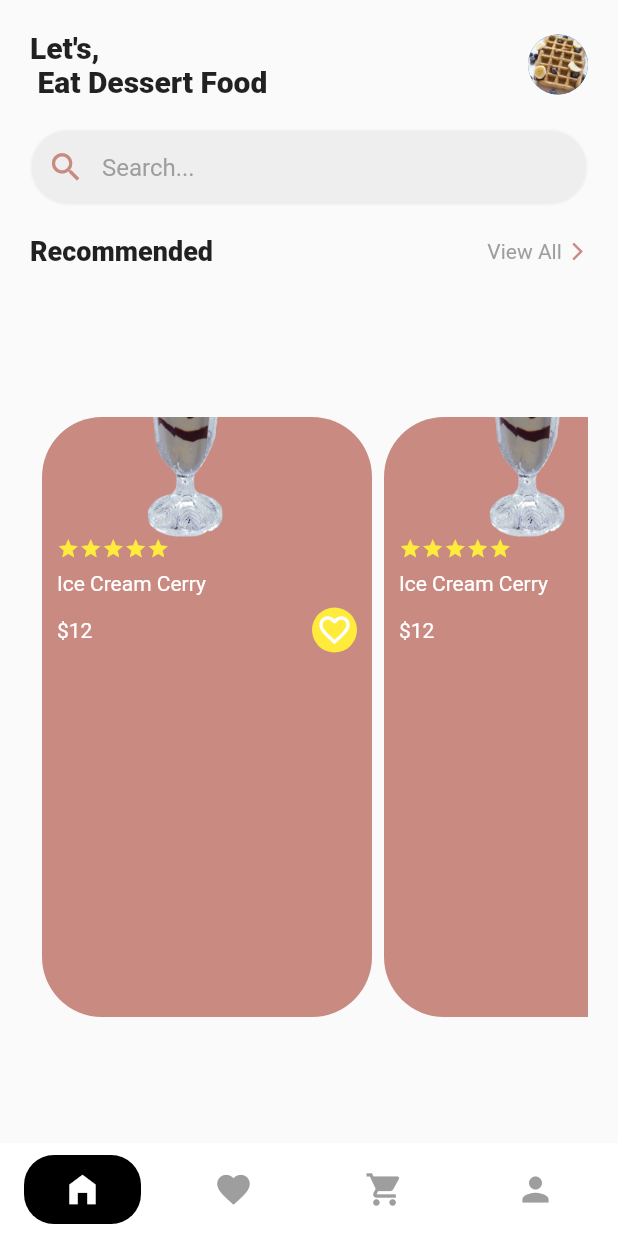
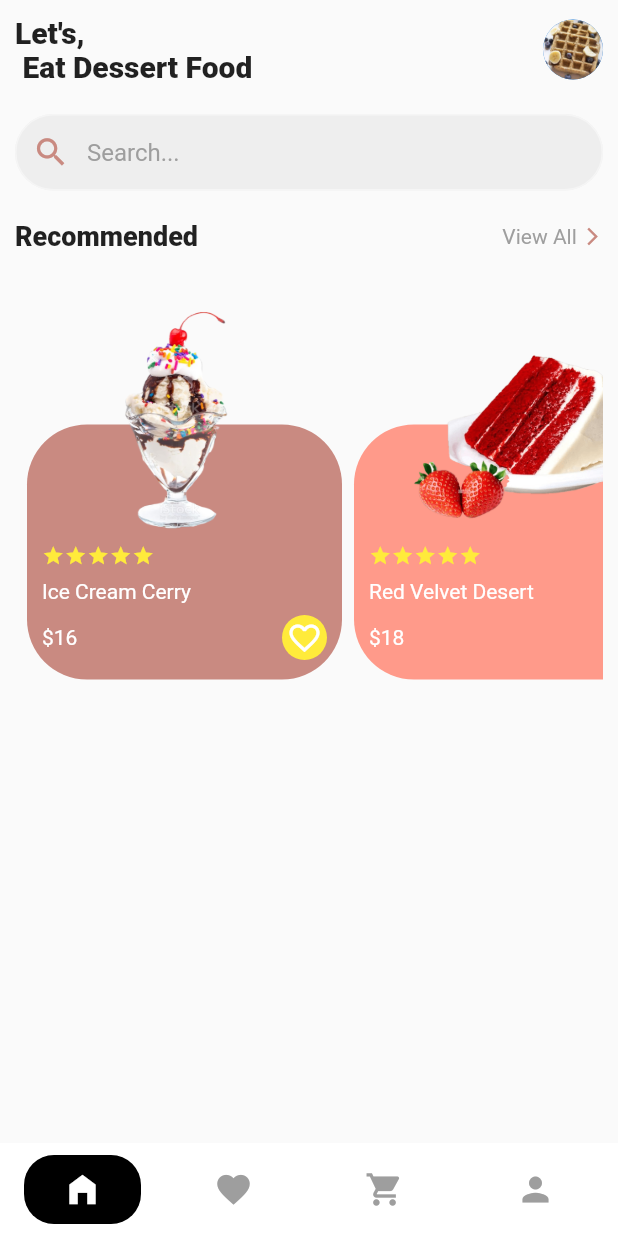
Before and after one commit to Moshood-Kausar/cake_app, a Flutter app: the screen it shows after launch, on a phone screen of 412 x 824 dp. Run offline on Flutter 3.47's test engine with Material 2 defaults, Android fonts, the phone set to English and light mode, and no system bars.

Commit message:
cake list

```diff
--- /dev/null
+++ b/lib/models/cakes.dart
@@ -0,0 +1,37 @@
+import 'package:flutter/material.dart';
+
+class ProductModel {
+  final String? img;
+  final String? name;
+  final Color? bcolor;
+  final String? price;
+
+  ProductModel({this.price, this.name, this.img, this.bcolor});
+}
+
+List<ProductModel> productItems = [
+  ProductModel(
+    price: '16',
+    name: 'Ice Cream Cerry',
+    img: 'assets/ccake.png',
+    bcolor: const Color(0xFFC98A81),
+  ),
+  ProductModel(
+    price: '18',
+    name: 'Red Velvet Desert',
+    img: 'assets/stcake.png',
+    bcolor: const Color(0xffFF9a8a),
+  ),
+  ProductModel(
+    price: '16',
+    name: 'Ice Cream Cerry',
+    img: 'assets/cccake.png',
+    bcolor: const Color(0xFFffc4b2),
+  ),
+  ProductModel(
+    price: '16',
+    name: 'Red Velvet Desert',
+    img: 'assets/stcake.png',
+    bcolor: const Color(0xFFC98A81),
+  ),
+];
--- a/lib/screens/homepage.dart
+++ b/lib/screens/homepage.dart
@@ -1,3 +1,4 @@
+import 'package:cake_app/models/cakes.dart';
 import 'package:flutter/material.dart';
 
 class Home extends StatefulWidget {
@@ -13,7 +14,7 @@ class _HomeState extends State<Home> {
     return SafeArea(
       child: SingleChildScrollView(
         child: Padding(
-          padding: const EdgeInsets.all(20.0),
+          padding: const EdgeInsets.all(10.0),
           child: Column(
             children: [
               Row(
@@ -75,114 +76,16 @@ class _HomeState extends State<Home> {
                   )
                 ],
               ),
-              const SizedBox(height: 100),
-              Container(
+
+               SizedBox(
             height: 400,
-                  child: ListView.builder(
+            child: SingleChildScrollView(
               scrollDirection: Axis.horizontal,
-                    itemBuilder: (context, index) {
-                      return dessert(
-                          name: "Ice Cream Cerry",
-                          price: "12",
-                          img: "assets/icecream.png");
-                    },
-                  ))
-              // Container(
-              //   height: 400,
-
-              //   child: dessert(
-              //       name: "Ice Cream Cerry",
-              //       price: "12",
-              //       img: "assets/icecream.png"),
-              // ),
-              //Container( height: 300, width: 300,child: Dessert(name: "Red Velvet Dessert", price:"16", img:"assets/stcake.png")),
-
-              // Stack(
-              //     alignment: Alignment.center,
-              //     fit: StackFit.passthrough,
-              //     overflow: Overflow.visible,
-              //     children: [
-              //       Container(
-              //         height: 200,
-              //         width: 220,
-              //         alignment: Alignment.centerRight,
-              //         decoration: BoxDecoration(
-              //             color: const Color(0xFFC98A81),
-              //             borderRadius: BorderRadius.circular(40)),
-              //         child: Padding(
-              //           padding: const EdgeInsets.only(
-              //             left: 10.0,
-              //             right: 10.0,
-              //             top: 80.0,
-              //           ),
-              //           child: Column(
-              //             crossAxisAlignment: CrossAxisAlignment.start,
-              //             children: [
-              //               // Align(alignment: Alignment.topCenter, child: Image.asset('assets/icecream.png', height: 150, width:120) ),
-              //               Padding(
-              //                 padding: const EdgeInsets.only(bottom: 8.0),
-              //                 child: Row(
-              //                   children: List.generate(
-              //                     5,
-              //                     (index) => const Icon(
-              //                       Icons.star,
-              //                       size: 15,
-              //                       color: Colors.yellow,
-              //                     ),
-              //                   ),
-              //                 ),
-              //               ),
-              //               const Padding(
-              //                 padding: EdgeInsets.only(bottom: 8.0),
-              //                 child: Text(
-              //                   'Ice Cream Cerry',
-              //                   style: TextStyle(color: Colors.white),
-              //                 ),
-              //               ),
-              //               Row(
-              //                 mainAxisAlignment: MainAxisAlignment.spaceBetween,
-              //                 children: const [
-              //                   Text(
-              //                     "\$12",
-              //                     style: TextStyle(color: Colors.white),
-              //                   ),
-              //                   CircleAvatar(
-              //                     radius: 15,
-              //                     backgroundColor: Colors.yellow,
-              //                     child: Icon(Icons.favorite_border_outlined,
-              //                         color: Colors.white),
-              //                   ),
-              //                 ],
-              //               ),
-              //             ],
-              //           ),
-              //         ),
-              //       ),
-              //       Positioned(
-              //           top: -100,
-              //           child: Container(
-              //             alignment: Alignment.center,
-              //             height: 180,
-              //             width: 120,
-              //             child: Image.asset(
-              //               'assets/icecream.png',
-              //               fit: BoxFit.cover,
-              //             ),
-              //           )),
-              //     ]),
-            ],
-          ),
-        ),
-      ),
-    );
-  }
-
-  Widget dessert({String? name, price, img}) {
-    return ListView.builder(
-        scrollDirection: Axis.horizontal,
-        itemCount: 4,
-        shrinkWrap: true,
-        itemBuilder: (context, index) {
+              physics: const BouncingScrollPhysics(),
+              child: Row(
+                children: List.generate(
+                  productItems.length,
+                  (index) {
                     return Stack(
               alignment: Alignment.center,
               fit: StackFit.passthrough,
@@ -191,11 +94,11 @@ class _HomeState extends State<Home> {
               Padding(
                 padding: const EdgeInsets.only(left: 8.0),
                 child: Container(
-                    height: 200,
-                    width: 220,
+                  height: 170,
+                  width: 210,
                   alignment: Alignment.centerRight,
                   decoration: BoxDecoration(
-                        color: const Color(0xFFC98A81),
+                      color:productItems[index].bcolor,
                       borderRadius: BorderRadius.circular(40)),
                   child: Padding(
                     padding: const EdgeInsets.only(
@@ -222,7 +125,7 @@ class _HomeState extends State<Home> {
                         Padding(
                           padding: const EdgeInsets.only(bottom: 8.0),
                           child: Text(
-                              '$name',
+                            '${productItems[index].name}',
                             style: const TextStyle(color: Colors.white),
                           ),
                         ),
@@ -230,7 +133,7 @@ class _HomeState extends State<Home> {
                           mainAxisAlignment: MainAxisAlignment.spaceBetween,
                           children: [
                             Text(
-                                "\$$price",
+                              "\$${productItems[index].price}",
                               style: const TextStyle(color: Colors.white),
                             ),
                             const CircleAvatar(
@@ -247,17 +150,28 @@ class _HomeState extends State<Home> {
                 ),
               ),
               Positioned(
-                    top: -100,
+                  top: -110,
                   child: Container(
                     alignment: Alignment.center,
-                      height: 180,
-                      width: 120,
-                      child: Image.asset(
-                        '$img',
-                        fit: BoxFit.cover,
+                    height: 200,
+                    width: 250,
+                    child: Image.asset('${productItems[index].img}',
+                    width: 220,height:170,
+                      fit: BoxFit.contain,
                     ),
                   )),
               ]);
-        });
+                  },
+                ),
+              ),
+            ),
+               )
+                        ],
+          ),
+        ),
+      ),
+    );
   }
+
+
 }
```
Also changed, not shown: assets/ccake.png (added), assets/cccake.png (added). Lines whose indentation alone changed are shown as unchanged.
